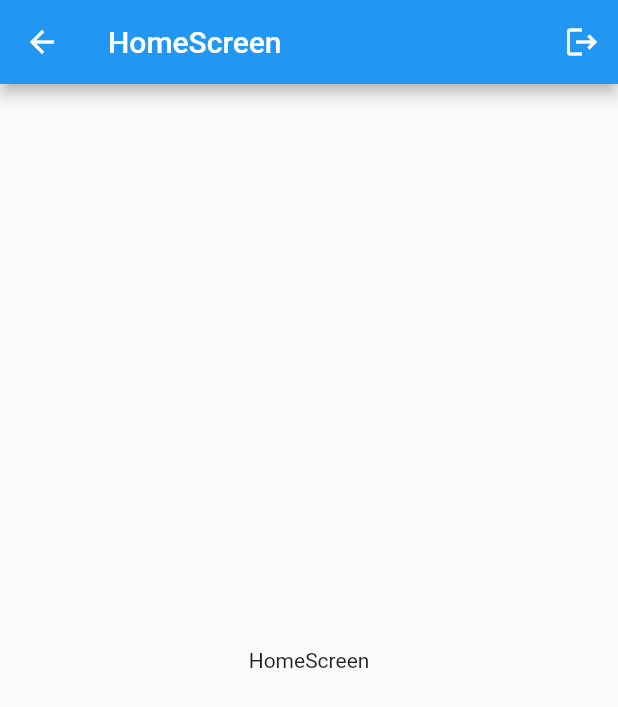
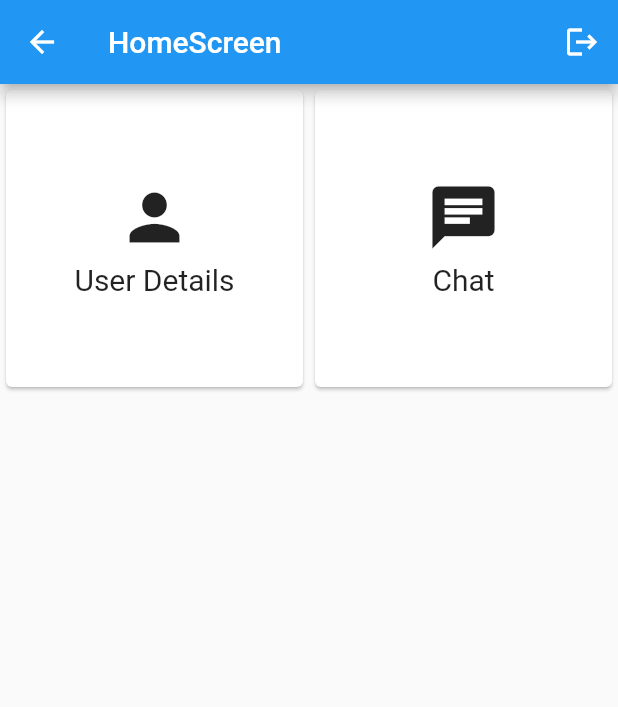
Before and after one commit to NaimurDev/flutter-task106, a Flutter app: the HomeScreen screen opened by its route, on a phone screen of 412 x 824 dp. Shown: the top 707 px of the screen. Run offline on Flutter 3.47's test engine with Material 2 defaults, Android fonts, the light colour scheme and no system bars; our stand-ins replace animated_text_kit, bloc, dio, flutter_bloc, fluttertoast, get_it.

Commit message:
get user details page

```diff
--- a/lib/app.dart
+++ b/lib/app.dart
@@ -4,6 +4,7 @@ import 'package:fluttertask10623/blocs/auth/auth_bloc.dart';
 import 'package:fluttertask10623/screens/home/home_screen.dart';
 import 'package:fluttertask10623/screens/login/login_screen.dart';
 import 'package:fluttertask10623/screens/registration/registration_screen.dart';
+import 'package:fluttertask10623/screens/user_details/user_details_screen.dart';
 
 class App extends StatelessWidget {
   const App({Key? key}) : super(key: key);
@@ -28,6 +29,7 @@ class App extends StatelessWidget {
         '/home': (context) => const HomeScreen(),
         '/login': (context) => const LoginScreen(),
         '/register': (context) => const RegistrationScreen(),
+        '/user_details': (context) => const UserDetailsScreen(),
       }
     );
   }
--- /dev/null
+++ b/lib/blocs/user_details/user_details_state.dart
@@ -0,0 +1,18 @@
+part of 'user_details_cubit.dart';
+
+@immutable
+abstract class UserDetailsState {}
+
+class UserDetailsInitial extends UserDetailsState {}
+
+class UserDetailsLoading extends UserDetailsState {}
+
+class UserDetailsLoaded extends UserDetailsState {
+  final UserModel user;
+  UserDetailsLoaded(this.user);
+}
+
+class UserDetailsError extends UserDetailsState {
+  final String message;
+  UserDetailsError(this.message);
+}
--- a/lib/repositories/api_repository.dart
+++ b/lib/repositories/api_repository.dart
@@ -3,4 +3,5 @@ import 'package:fluttertask10623/repositories/models/ApiResponse.dart';
 abstract class ApiRepository{
   Future<ApiResponse> login({required String username, required String password});
   Future<ApiResponse> register({required Map<String, String> formData});
+  Future<ApiResponse> getUserDetails();
 }
--- /dev/null
+++ b/lib/screens/home/components/home_grid_tile.dart
@@ -0,0 +1,27 @@
+import 'package:flutter/material.dart';
+
+class HomeGridTile extends StatelessWidget {
+  final IconData icon;
+  final String title;
+  final Function() onTap;
+  const HomeGridTile({Key? key, required this.icon, required this.title, required this.onTap}) : super(key: key);
+
+  @override
+  Widget build(BuildContext context) {
+    return Card(
+      child: InkWell(
+        onTap: onTap,
+        child: Column(
+          mainAxisAlignment: MainAxisAlignment.center,
+          children: [
+            Hero(tag: "$title Icon",child: Icon(icon, size: 50,)),
+            SizedBox(height: 5,),
+            Text(title, style: TextStyle(fontSize: 20),),
+          ],
+        ),
+      ),
+    );
+  }
+
+
+}
--- a/lib/screens/home/home_screen.dart
+++ b/lib/screens/home/home_screen.dart
@@ -1,6 +1,7 @@
 import 'package:flutter/material.dart';
 import 'package:flutter_bloc/flutter_bloc.dart';
 import 'package:fluttertask10623/blocs/auth/auth_bloc.dart';
+import 'package:fluttertask10623/screens/home/components/home_grid_tile.dart';
 
 class HomeScreen extends StatelessWidget {
   const HomeScreen({Key? key}) : super(key: key);
@@ -19,9 +20,15 @@ class HomeScreen extends StatelessWidget {
           )
         ],
       ),
-        body: Center(
-          child: Text('HomeScreen'),
-        ),
+      body: GridView(
+          gridDelegate:
+              SliverGridDelegateWithFixedCrossAxisCount(crossAxisCount: 2),
+          children: [
+            HomeGridTile(icon: Icons.person, title: "User Details", onTap: (){
+              Navigator.pushNamed(context, '/user_details');
+            }),
+            HomeGridTile(icon: Icons.chat, title: "Chat", onTap: (){}),
+          ]),
     );
   }
 }
```
Also changed, not shown: lib/blocs/user_details/user_details_cubit.dart (added, +27 -0 lines), lib/models/UserModel.dart (added, +32 -0 lines), lib/repositories/api_repository_impl.dart (+54 -16 lines), lib/screens/user_details/user_details_screen.dart (added, +75 -0 lines). Lines whose indentation alone changed are shown as unchanged.
